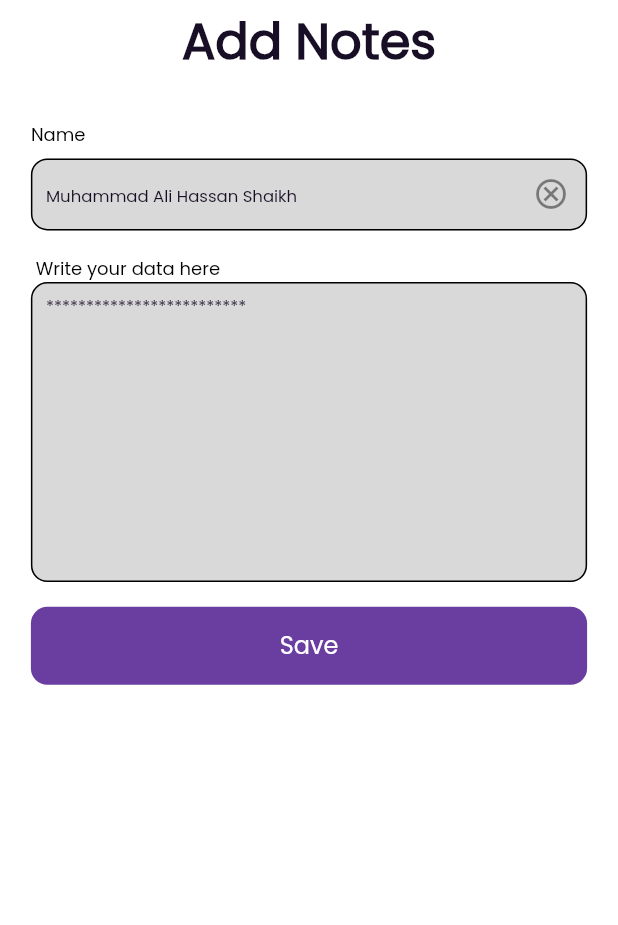
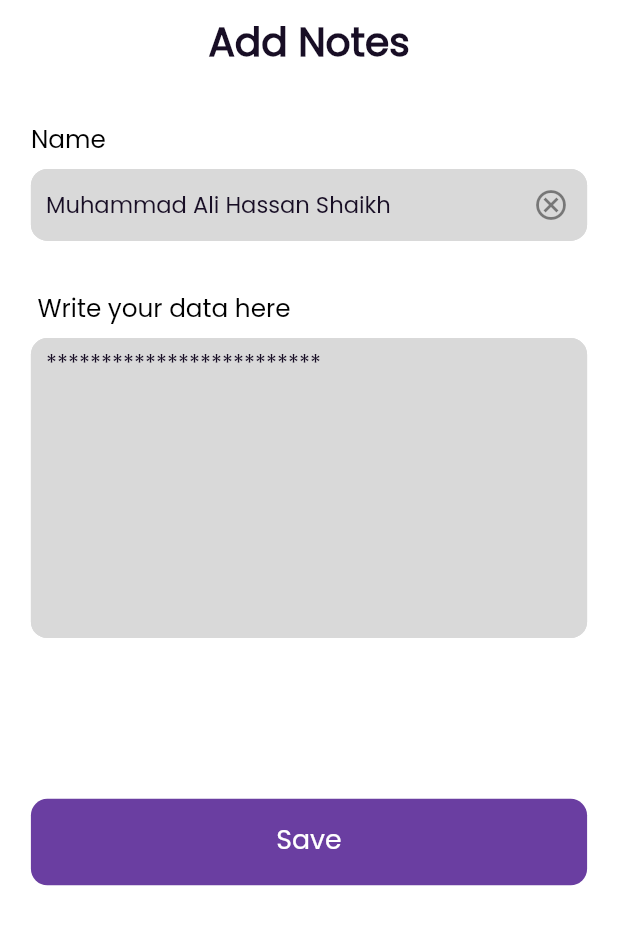
Before and after one commit to MPLectures/faiz_notes_app, a Flutter app: the AddNotesScreen screen opened directly, on a phone screen of 412 x 824 dp. Shown: the top 925 px of the screen. Run offline on Flutter 3.47's test engine with Material 3 defaults, Android fonts, the phone set to English and light mode, and no system bars; our stand-ins replace get, get_storage, sizer; accounts and stored records are empty.

Commit message:
final changes

```diff
--- a/lib/View/Screens/add_notes_home_screen.dart
+++ b/lib/View/Screens/add_notes_home_screen.dart
@@ -20,7 +20,11 @@ class AddNotesScreen extends StatelessWidget {
         elevation: 0,
         title: Text(
           'Add Notes',
-          style: TextStyle(fontFamily: 'Poppins', fontWeight: FontWeight.w600, fontSize: 24.sp, color: NotesColor.blackColor),
+          style: TextStyle(
+              fontFamily: 'Poppins',
+              fontWeight: FontWeight.w600,
+              fontSize: 19.sp,
+              color: NotesColor.blackColor),
           textAlign: TextAlign.center,
         ),
       ),
@@ -35,7 +39,11 @@ class AddNotesScreen extends StatelessWidget {
               ),
               Text(
                 'Name',
-                style: TextStyle(fontSize: 12, fontWeight: FontWeight.w400, fontFamily: 'Poppins', color: NotesColor.natural_black),
+                style: TextStyle(
+                    fontSize: 12.sp,
+                    fontWeight: FontWeight.w400,
+                    fontFamily: 'Poppins',
+                    color: NotesColor.natural_black),
               ),
               SizedBox(
                 height: 5.sp,
@@ -43,37 +51,50 @@ class AddNotesScreen extends StatelessWidget {
               CustomTextFormField(
                 hintText: 'Muhammad Ali Hassan Shaikh',
                 controller: controller.titleController,
-                hintStyle: TextStyle(color: NotesColor.blackColor, fontSize: 11, fontWeight: FontWeight.w300, fontFamily: 'Poppins'),
+                hintStyle: TextStyle(
+                    color: NotesColor.blackColor,
+                    fontSize: 11.sp,
+                    fontWeight: FontWeight.w300,
+                    fontFamily: 'Poppins'),
                 borderRadius: BorderRadius.circular(8.sp),
                 fillColor: NotesColor.light_grey,
                 falseColor: true,
                 border: InputBorder.none,
                 SuffixIcon: Icon(Icons.cancel_outlined),
-                BorderColor: BorderSide(),
-                borderSide: BorderSide(),
+                BorderColor: BorderSide(color: NotesColor.purpleColor),
+                borderSide: BorderSide(color: NotesColor.light_grey),
+              ),
+              SizedBox(height: 4.h,),
+              Text(
+                ' Write your data here',
+                style: TextStyle(
+                    fontSize: 12.sp,
+                    fontWeight: FontWeight.w400,
+                    fontFamily: 'Poppins',
+                    color: NotesColor.natural_black),
+                textAlign: TextAlign.center,
               ),
               SizedBox(
-                height: 2.h,
-              ),
-              Text(
-                ' Write your data here',
-                style: TextStyle(fontSize: 12, fontWeight: FontWeight.w400, fontFamily: 'Poppins', color: NotesColor.natural_black),
-                textAlign: TextAlign.center,
+                height: 5.sp,
               ),
               CustomTextFormField(
                 MaximumLine: 10,
                 controller: controller.messageController,
                 hintText: '*************************',
-                hintStyle: TextStyle(color: NotesColor.blackColor, fontSize: 11, fontWeight: FontWeight.w300, fontFamily: 'Poppins'),
+                hintStyle: TextStyle(
+                    color: NotesColor.blackColor,
+                    fontSize: 11.sp,
+                    fontWeight: FontWeight.w300,
+                    fontFamily: 'Poppins'),
                 borderRadius: BorderRadius.circular(8.sp),
                 fillColor: NotesColor.light_grey,
                 falseColor: true,
                 border: InputBorder.none,
-                BorderColor: BorderSide(),
-                borderSide: BorderSide(),
+                BorderColor: BorderSide( color: NotesColor.purpleColor),
+                borderSide: BorderSide(color: NotesColor.light_grey),
               ),
               SizedBox(
-                height: 2.h,
+                height: 13.h,
               ),
               GestureDetector(
                 onTap: () {
@@ -81,13 +102,17 @@ class AddNotesScreen extends StatelessWidget {
                   Get.back();
                 },
                 child: CustomContainerButton(
-                  customHeight: 52,
+                  customHeight: 42.sp,
                   customWidth: 280.sp,
                   borderRadius: BorderRadius.circular(8.sp),
                   buttonColor: NotesColor.purpleColor,
                   text: Text('Save',
                       textAlign: TextAlign.center,
-                      style: TextStyle(fontFamily: 'Poppins', fontSize: 16, fontWeight: FontWeight.w500, color: NotesColor.whiteColor)),
+                      style: TextStyle(
+                          fontFamily: 'Poppins',
+                          fontSize: 13.sp,
+                          fontWeight: FontWeight.w500,
+                          color: NotesColor.whiteColor)),
                 ),
               ),
             ],
--- a/lib/View/Screens/login_screen.dart
+++ b/lib/View/Screens/login_screen.dart
@@ -27,7 +27,7 @@ class LoginScreen extends StatelessWidget {
                     textAlign: TextAlign.left,
                     style: TextStyle(fontFamily: 'Poppins',
                         fontWeight: FontWeight.w600,
-                        fontSize: 32,
+                        fontSize: 20.sp,
                         color: NotesColor.blackColor),
                   ),
                   SizedBox(
```
Also changed, not shown: lib/View/Screens/notes_home_screen.dart (deleted, +0 -127 lines), lib/View/layouts/custom_bottom_navigation.dart (deleted, +0 -68 lines), lib/View/layouts/layout_home.dart (+30 -17 lines), lib/View/layouts/start_your_journey_layout.dart (deleted, +0 -50 lines), pubspec.lock.
